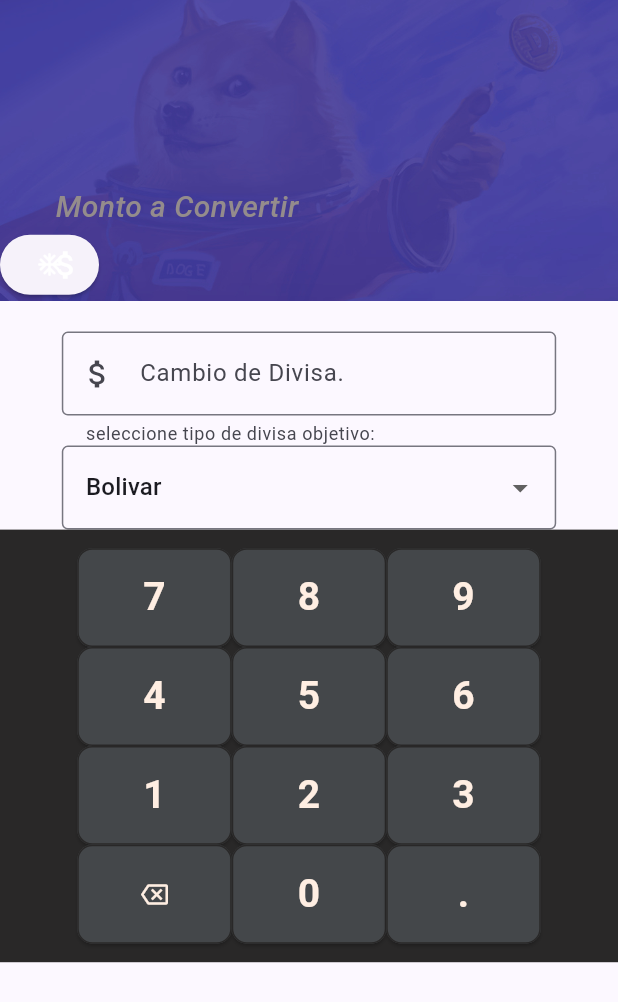
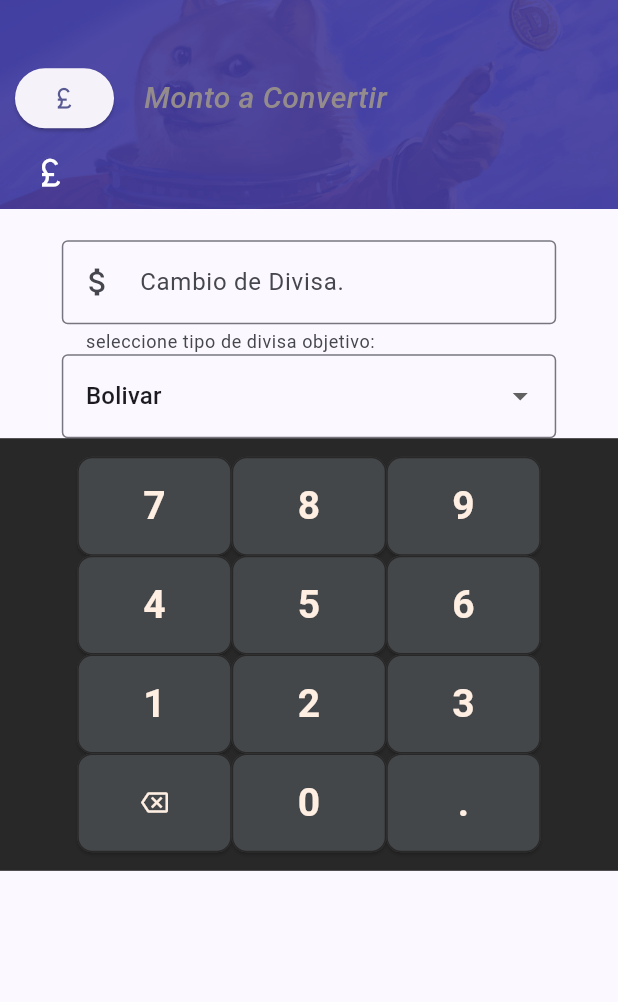
Before and after one commit to DannyAJJ/moneda, a Flutter app: the screen it shows after launch, on a phone screen of 412 x 824 dp. Shown: the top 1002 px of the screen. Run offline on Flutter 3.47's test engine with Material 3 defaults, Android fonts, the phone set to English and light mode, and no system bars.

Commit message:
experimento exitoso
copias de seguridad eficientes

```diff
--- a/lib/globales.dart
+++ b/lib/globales.dart
@@ -3,3 +3,4 @@
 bool coma= false;
  TextEditingController textedid = TextEditingController();
  TextEditingController textleer = TextEditingController();
+ IconData iconoactual= Icons.currency_pound;
--- a/lib/main.dart
+++ b/lib/main.dart
@@ -58,11 +58,11 @@
       ),
       );
   }
-  Widget seleccionadividsa(IconData iconop){
+  Widget seleccionadividsa(){
     return ElevatedButton(onPressed: (){
 
-    },
-    child: Icon(iconop, color: Colors.white,));
+    },child:
+     Icon(medir(),));
   }
 
 
@@ -78,18 +78,19 @@
             Stack(
               alignment: Alignment.bottomLeft,
               children: [
-                Image.asset("imagenes/doge.jpg"),
+                Image.asset("imagenes/doge2.jpg"),
                 Row(
-                  children: [
-                    seleccionadividsa(Icons.ac_unit_rounded)
-                  ],
-                ),
-                Column(
 
                   children: [
-                  Container(
+                    Container(
+                      padding: const EdgeInsets.fromLTRB(10, 0, 10, 50),
+                      child: seleccionadividsa(),
+                    ),
+
+                    Container(
                     alignment: Alignment.topLeft,
-                    padding: const EdgeInsets.symmetric(horizontal: 37),
+                    padding: const EdgeInsets.fromLTRB(10, 0, 10, 50),
+
                   child: const Text(
                     "Monto a Convertir",
                     style: TextStyle(
@@ -99,9 +100,10 @@
                     ),
                   ),
                   ),
-
+                  ],
+                ),
                   Container(
-                    padding: const EdgeInsets.symmetric(horizontal: 20),
+                    padding: const EdgeInsets.symmetric(horizontal: 10),
                     child: TextField(
                 controller: globales.textleer,
                 canRequestFocus: false,
@@ -112,34 +114,13 @@
                   color: Colors.white,
                   fontSize: 20,
                 ),
-                decoration: const InputDecoration(
-                prefixIcon:  Icon(Icons.attach_money_outlined),
-                //suffixIcon: Icon(Icons.clear),
-                /*labelText: 'Monto a Convertir.',*/
-                /*hintText: 'Igrese Monto.',*/
-                /*helperText: 'Monto deseado a converit:',*/
+                decoration:  InputDecoration(
+                prefixIcon:  Icon(globales.iconoactual),
                 border: InputBorder.none,
                 prefixIconColor: Colors.white,
-
                 ),
               ),
               ),
-              /*
-              DropdownButtonFormField(
-                value: "Dolar",
-                decoration: const InputDecoration(border: OutlineInputBorder(),) ,
-                items: moneda.map((e) {
-                  return DropdownMenuItem(
-                    value: e,
-                    child: Text(e),
-                    );
-                }).toList(),
-                onChanged: (value) {
-                  valor1=value;
-                  convertir(valor1, valor2, globales.textedid, globales.textleer);
-                },),*/
-                ],
-                )
               ],
             ),
             SizedBox(
@@ -342,3 +323,7 @@
       )): Icon(icon,color: const Color.fromRGBO(255, 238, 226, 1),)
     );
   }
+  medir(){
+    IconData icono= globales.iconoactual;
+    return icono;
+  }
```
Also changed, not shown: imagenes/doge2.jpg (added).
